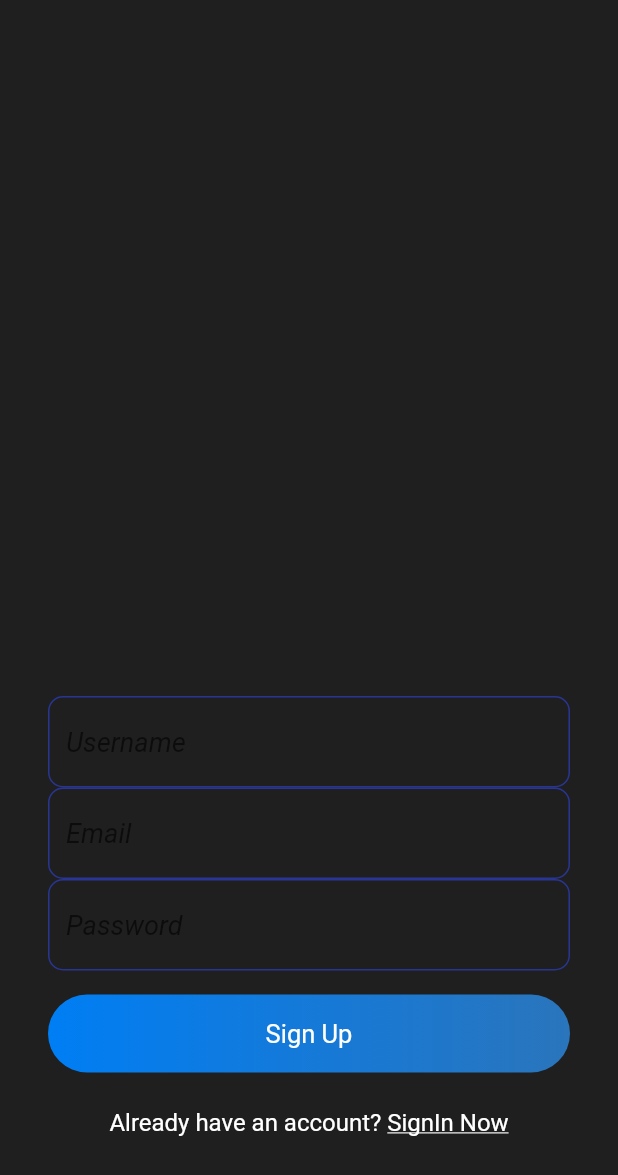
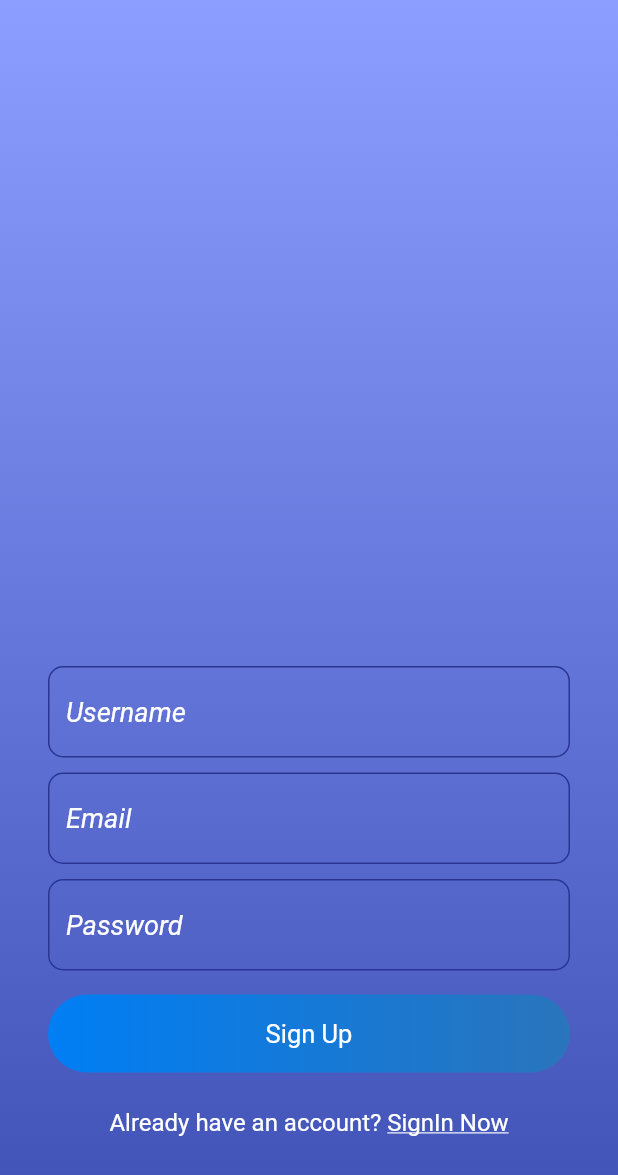
Before and after one commit to piffaisgorgeous/recipe_application, a Flutter app: the screen it shows after launch, after a tap on "Sign In", after a tap on "Register Now", on a phone screen of 412 x 824 dp. Shown: the top 1175 px of the screen. Run offline on Flutter 3.47's test engine with Material 2 defaults, Android fonts, the phone set to English and light mode, and no system bars; our stand-ins replace cloud_firestore, file_picker, firebase_auth, firebase_core, firebase_storage, image_picker and 2 more; accounts and stored records are empty.

Commit message:
Modify some codes

```diff
--- a/lib/views/signin.dart
+++ b/lib/views/signin.dart
@@ -63,13 +63,15 @@ class _SignInState extends State<SignIn> {
         // resizeToAvoidBottomInset: false,
         // appBar: appBarMain(context),
         body: SafeArea(
-      //       child: Container(
-      // decoration: BoxDecoration(
-      //   image: DecorationImage(
-      //     image: AssetImage('assets/images/backnew2.png'),
-      //     fit: BoxFit.cover,
-      //   ),
-      // ),
+            child: Container(
+      decoration: BoxDecoration(
+          gradient: LinearGradient(
+              begin: Alignment.topRight,
+              end: Alignment.bottomRight,
+              colors: [
+            Colors.indigoAccent[100],
+            Colors.indigo,
+          ])),
       child: Padding(
         padding: const EdgeInsets.all(8.0),
         child: isLoading
@@ -103,7 +105,23 @@ class _SignInState extends State<SignIn> {
                             },
                             controller: emailEditingController,
                             style: simpleTextStyle(),
-                            decoration: textFieldInputDecoration("Email"),
+                            decoration: InputDecoration(
+    enabledBorder: OutlineInputBorder(
+      borderSide: BorderSide(
+        color: Colors.indigo[800],
+      ),
+      borderRadius: BorderRadius.circular(10.0),
+    ),
+    hintText: 'Email',
+    hintStyle: TextStyle(
+      color: Colors.white,
+      fontSize: 18,
+      fontStyle: FontStyle.italic,
+    ),
+  )
+                          ),
+                          SizedBox(
+                            height: 10,
                           ),
                           TextFormField(
                             obscureText: true,
@@ -114,7 +132,20 @@ class _SignInState extends State<SignIn> {
                             },
                             style: simpleTextStyle(),
                             controller: passwordEditingController,
-                            decoration: textFieldInputDecoration("Password"),
+                            decoration: InputDecoration(
+    enabledBorder: OutlineInputBorder(
+      borderSide: BorderSide(
+        color: Colors.indigo[800],
+      ),
+      borderRadius: BorderRadius.circular(10.0),
+    ),
+    hintText:'Password',
+    hintStyle: TextStyle(
+      color: Colors.white,
+      fontSize: 18,
+      fontStyle: FontStyle.italic,
+    ),
+  )
                           ),
                         ],
                       ),
@@ -176,6 +207,6 @@ class _SignInState extends State<SignIn> {
                 ),
               ),
       ),
-    ));
+    )));
   }
 }
--- a/lib/views/signup.dart
+++ b/lib/views/signup.dart
@@ -62,13 +62,15 @@ class _SignUpState extends State<SignUp> {
         //resizeToAvoidBottomInset: false,
         // appBar: appBarMain(context),
         body: SafeArea(
-      //       child: Container(
-      // decoration: BoxDecoration(
-      //   image: DecorationImage(
-      //     image: AssetImage('assets/images/backnew9.png'),
-      //     fit: BoxFit.cover,
-      //   ),
-      // ),
+            child: Container(
+    decoration: BoxDecoration(
+          gradient: LinearGradient(
+              begin: Alignment.topRight,
+              end: Alignment.bottomRight,
+              colors: [
+            Colors.indigoAccent[100],
+            Colors.indigo,
+          ])),
       child: Padding(
         padding: const EdgeInsets.all(8.0),
         child: isLoading
@@ -94,7 +96,23 @@ class _SignUpState extends State<SignUp> {
                                   ? "Enter Username 3+ characters"
                                   : null;
                             },
-                            decoration: textFieldInputDecoration("Username"),
+                            decoration: InputDecoration(
+    enabledBorder: OutlineInputBorder(
+      borderSide: BorderSide(
+        color: Colors.indigo[800],
+      ),
+      borderRadius: BorderRadius.circular(10.0),
+    ),
+    hintText: 'Username',
+    hintStyle: TextStyle(
+      color: Colors.white,
+      fontSize: 18,
+      fontStyle: FontStyle.italic,
+    ),
+  )
+                          ),
+                          SizedBox(
+                            height: 10
                           ),
                           TextFormField(
                             controller: emailEditingController,
@@ -106,12 +124,41 @@ class _SignUpState extends State<SignUp> {
                                   ? null
                                   : "Enter correct email";
                             },
-                            decoration: textFieldInputDecoration("Email"),
+                            decoration: InputDecoration(
+    enabledBorder: OutlineInputBorder(
+      borderSide: BorderSide(
+        color: Colors.indigo[800],
+      ),
+      borderRadius: BorderRadius.circular(10.0),
+    ),
+    hintText: 'Email',
+    hintStyle: TextStyle(
+      color: Colors.white,
+      fontSize: 18,
+      fontStyle: FontStyle.italic,
+    ),
+  )
+                          ),
+                          SizedBox(
+                            height: 10
                           ),
                           TextFormField(
                             obscureText: true,
                             style: simpleTextStyle(),
-                            decoration: textFieldInputDecoration("Password"),
+                            decoration: InputDecoration(
+    enabledBorder: OutlineInputBorder(
+      borderSide: BorderSide(
+        color: Colors.indigo[800],
+      ),
+      borderRadius: BorderRadius.circular(10.0),
+    ),
+    hintText: 'Password',
+    hintStyle: TextStyle(
+      color: Colors.white,
+      fontSize: 18,
+      fontStyle: FontStyle.italic,
+    ),
+  ),
                             controller: passwordEditingController,
                             validator: (val) {
                               return val.length < 6
@@ -181,6 +228,6 @@ class _SignUpState extends State<SignUp> {
                 ),
               ),
       ),
-    ));
+    )));
   }
 }
```
